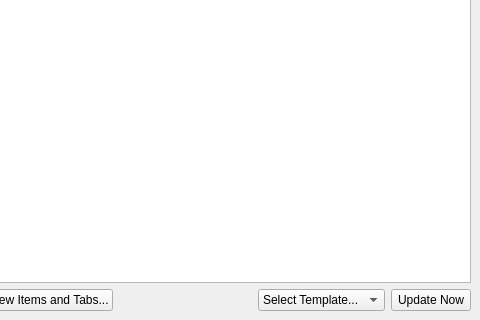
The window that plugins/AdamantShop/shopviewer.ui (Novynn/Adamant) describes before a commit, drawn with Qt 5; both pictures show x 374 to 854 and y 362 to 682 of the 854 by 682 pixel window.
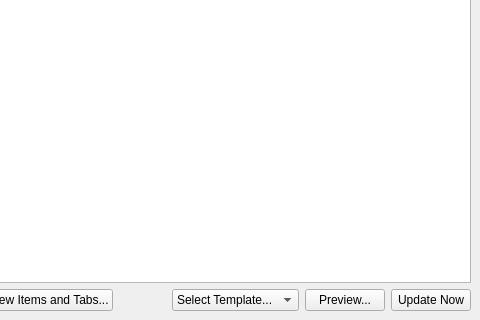
The same window after the commit. Custom widgets are drawn as their Qt base class.

Commit message: Added a preview button to the shop

What changed in the file:
```diff
--- a/plugins/AdamantShop/shopviewer.ui
+++ b/plugins/AdamantShop/shopviewer.ui
@@ -328,6 +328,13 @@
            </item>
           </widget>
          </item>
+         <item>
+          <widget class="QPushButton" name="previewButton">
+           <property name="text">
+            <string>Preview...</string>
+           </property>
+          </widget>
+         </item>
          <item>
           <widget class="QPushButton" name="updateButton">
            <property name="text">
```
